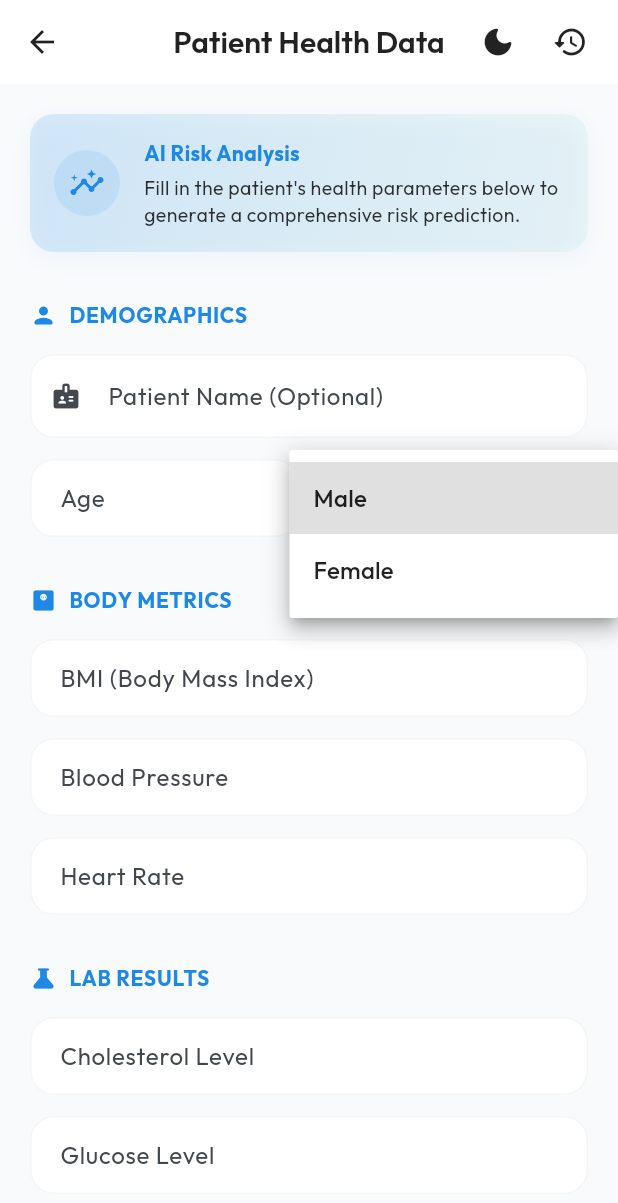
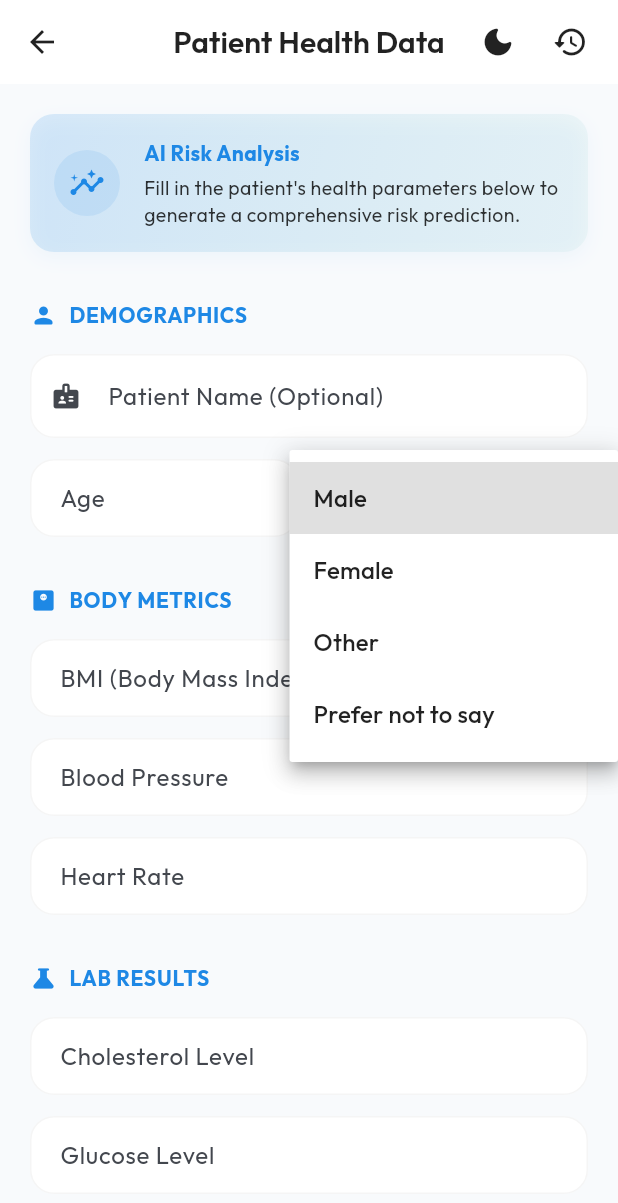
Before and after one commit to vishwajeetdeshmukhdeveloper/disease-risk-app, a Flutter app: the InputScreen screen opened directly, after a tap on "Male", on a phone screen of 412 x 824 dp. Shown: the top 1203 px of the screen. Run offline on Flutter 3.47's test engine with Material 3 defaults, Android fonts, the phone set to English and light mode, and no system bars; our stand-ins replace fl_chart, google_fonts, pdf, printing, shared_preferences; accounts and stored records are empty; network calls fail.

Commit message:
Updated Limits In Input Option

```diff
--- a/lib/screens/input_screen.dart
+++ b/lib/screens/input_screen.dart
@@ -50,9 +50,13 @@ class _InputScreenState extends State<InputScreen> {
   }
 
   // ─── Validation helpers ───────────────────────────────────────────────────
-  String? _requiredNumber(String? val, String fieldName) {
+  String? _requiredNumber(String? val, String fieldName,
+      {double? min, double? max}) {
     if (val == null || val.isEmpty) return '$fieldName is required';
-    if (double.tryParse(val) == null) return 'Enter a valid number';
+    final number = double.tryParse(val);
+    if (number == null) return 'Enter a valid number';
+    if (min != null && number < min) return 'Must be at least ${min.toInt()}';
+    if (max != null && number > max) return 'Must be at most ${max.toInt()}';
     return null;
   }
 
@@ -268,7 +272,8 @@ class _InputScreenState extends State<InputScreen> {
                       hint: '45',
                       unit: 'yrs',
                       controller: _ageController,
-                      validator: (v) => _requiredNumber(v, 'Age'),
+                      validator: (v) =>
+                          _requiredNumber(v, 'Age', min: 1, max: 120),
                     ),
                   ),
                   const SizedBox(width: 14),
@@ -292,6 +297,10 @@ class _InputScreenState extends State<InputScreen> {
                         DropdownMenuItem(value: 'male', child: Text('Male')),
                         DropdownMenuItem(
                             value: 'female', child: Text('Female')),
+                        DropdownMenuItem(value: 'other', child: Text('Other')),
+                        DropdownMenuItem(
+                            value: 'prefer not to say',
+                            child: Text('Prefer not to say')),
                       ],
                       onChanged: (val) {
                         setState(() => _selectedGender = val!);
@@ -314,7 +323,7 @@ class _InputScreenState extends State<InputScreen> {
                 unit: 'kg/m²',
                 controller: _bmiController,
                 allowDecimal: true,
-                validator: (v) => _requiredNumber(v, 'BMI'),
+                validator: (v) => _requiredNumber(v, 'BMI', min: 10, max: 100),
               ),
               const SizedBox(height: 14),
               NumericInputField(
@@ -322,7 +331,8 @@ class _InputScreenState extends State<InputScreen> {
                 hint: '120',
                 unit: 'mmHg',
                 controller: _bpController,
-                validator: (v) => _requiredNumber(v, 'Blood Pressure'),
+                validator: (v) =>
+                    _requiredNumber(v, 'Blood Pressure', min: 50, max: 300),
               ),
               const SizedBox(height: 14),
               NumericInputField(
@@ -330,7 +340,8 @@ class _InputScreenState extends State<InputScreen> {
                 hint: '72',
                 unit: 'bpm',
                 controller: _heartRateController,
-                validator: (v) => _requiredNumber(v, 'Heart Rate'),
+                validator: (v) =>
+                    _requiredNumber(v, 'Heart Rate', min: 30, max: 250),
               ),
               const SizedBox(height: 24),
 
@@ -345,7 +356,8 @@ class _InputScreenState extends State<InputScreen> {
                 hint: '200',
                 unit: 'mg/dL',
                 controller: _cholesterolController,
-                validator: (v) => _requiredNumber(v, 'Cholesterol'),
+                validator: (v) =>
+                    _requiredNumber(v, 'Cholesterol', min: 50, max: 600),
               ),
               const SizedBox(height: 14),
               NumericInputField(
@@ -353,7 +365,8 @@ class _InputScreenState extends State<InputScreen> {
                 hint: '100',
                 unit: 'mg/dL',
                 controller: _glucoseController,
-                validator: (v) => _requiredNumber(v, 'Glucose'),
+                validator: (v) =>
+                    _requiredNumber(v, 'Glucose', min: 50, max: 1000),
               ),
               const SizedBox(height: 24),
 
```
